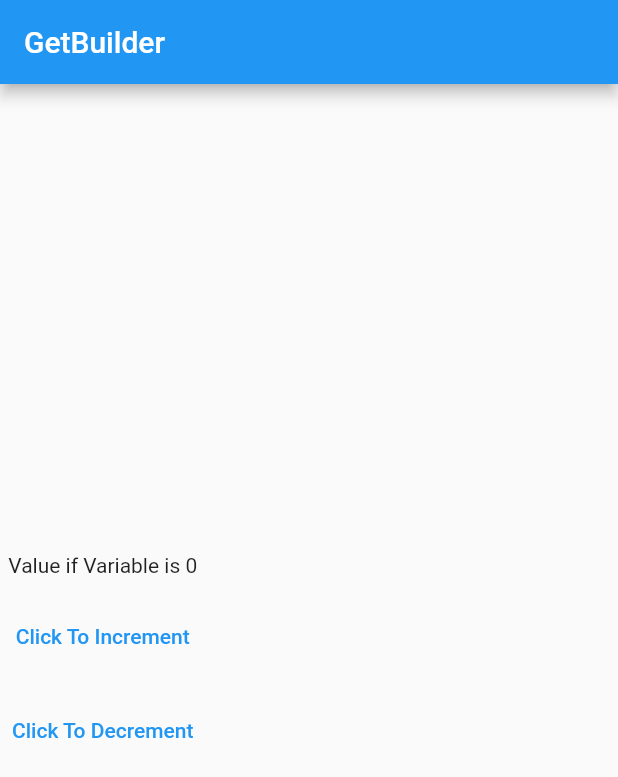
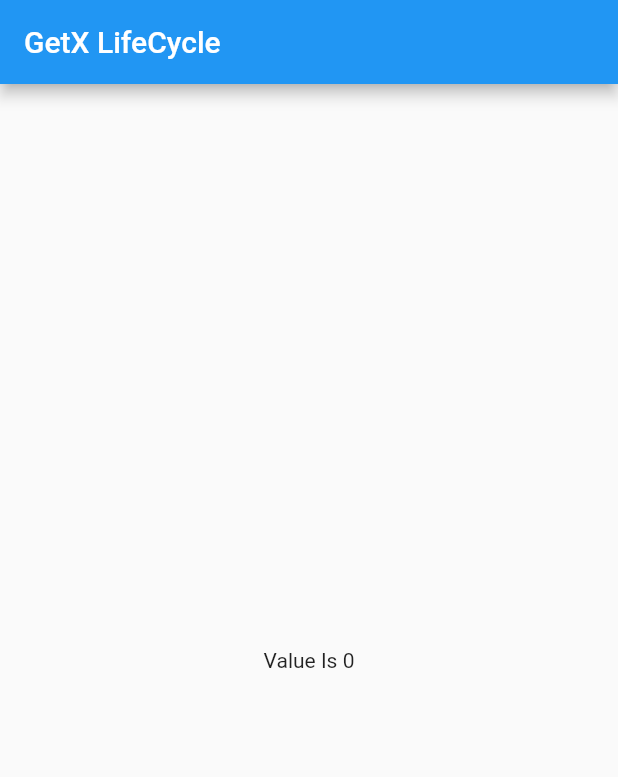
Before and after one commit to hardikcoretus/getx_demo, a Flutter app: the screen it shows after launch, on a phone screen of 412 x 824 dp. Shown: the top 777 px of the screen. Run offline on Flutter 3.47's test engine with Material 2 defaults, Android fonts, the phone set to English and light mode, and no system bars; our stand-ins replace get.

Commit message:
getx lifecycle

```diff
--- a/lib/get_builder_state_mngr_main.dart
+++ b/lib/get_builder_state_mngr_main.dart
@@ -18,7 +18,7 @@
           crossAxisAlignment: CrossAxisAlignment.center,
           children: [
             GetBuilder<GetBuilderController>(
-              //When you initialise instance at top no need of init property
+                //When you initialise instance at top no need of init property
                 // init: GetBuilderController(),
                 builder: (cntrlr) {
               // return Text('Value if Variable is ${cntrlr.count}');
--- /dev/null
+++ b/lib/lifecycle_class.dart
@@ -0,0 +1,34 @@
+import 'package:flutter/material.dart';
+import 'package:flutter_getx_demo/lifecyclecontroller.dart';
+import 'package:get/get.dart';
+
+class GetLifeCycleClass extends StatelessWidget {
+  LifecycleController lifecyclerController = Get.put(LifecycleController());
+
+  @override
+  Widget build(BuildContext context) {
+    return Scaffold(
+      appBar: AppBar(
+        title: Text('GetX LifeCycle'),
+      ),
+      body: Center(
+          child: Container(
+        child: Column(
+          mainAxisAlignment: MainAxisAlignment.center,
+          crossAxisAlignment: CrossAxisAlignment.center,
+          children: [
+            GetBuilder<LifecycleController>(
+              // initState: (data) => lifecyclerController.increment(),
+              // dispose: (_) => lifecyclerController.cleanUpTask(),
+              builder: (controller) {
+                return Text(
+                  'Value Is ${controller.count}',
+                );
+              },
+            )
+          ],
+        ),
+      )),
+    );
+  }
+}
--- a/lib/main.dart
+++ b/lib/main.dart
@@ -1,6 +1,7 @@
 import 'package:flutter/material.dart';
 import 'package:flutter_getx_demo/getcontrollerr.dart';
 import 'package:flutter_getx_demo/home.dart';
+import 'package:flutter_getx_demo/lifecycle_class.dart';
 import 'package:get/get.dart';
 
 import 'get_builder_state_mngr_main.dart';
@@ -17,7 +18,7 @@
     return GetMaterialApp(
       title: 'Go To Next Screen',
       // home: getXComponent(),
-      home: GetBuilderStateMainManager(),
+      home: GetLifeCycleClass(),
 
       /* For Reactive State Management */
     );
```
Also changed, not shown: lib/lifecyclecontroller.dart (added, +29 -0 lines).
